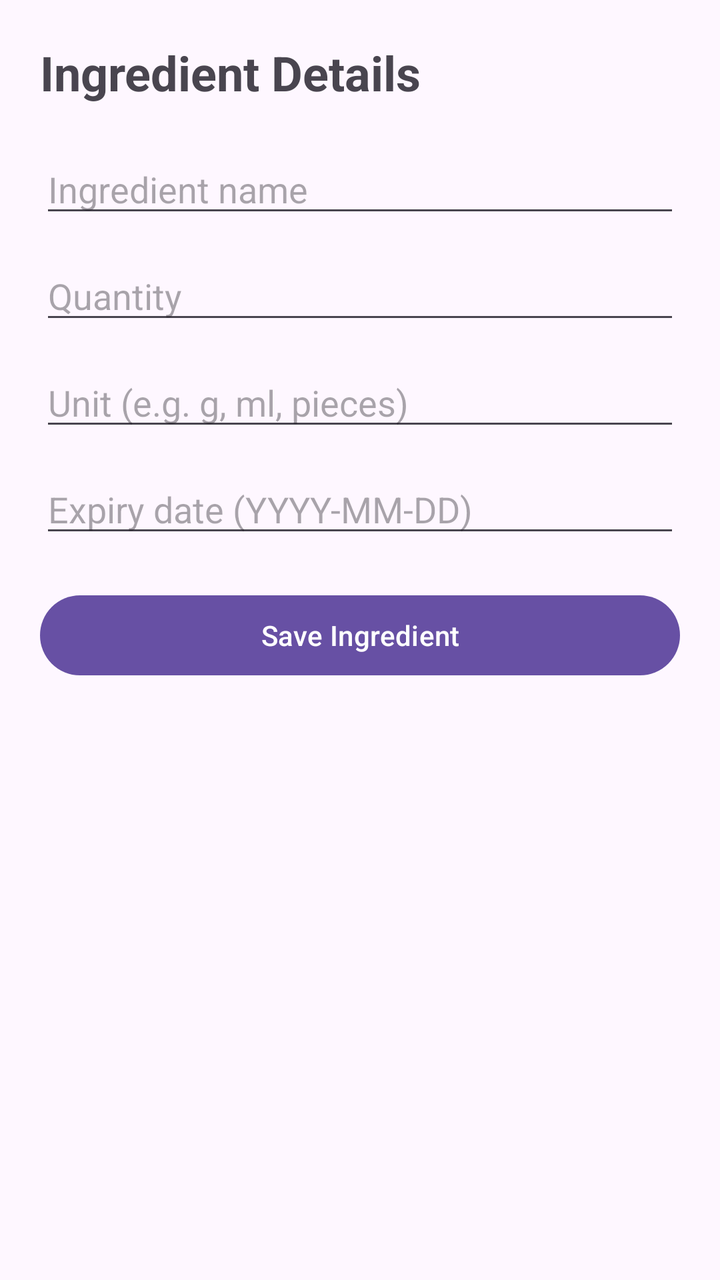
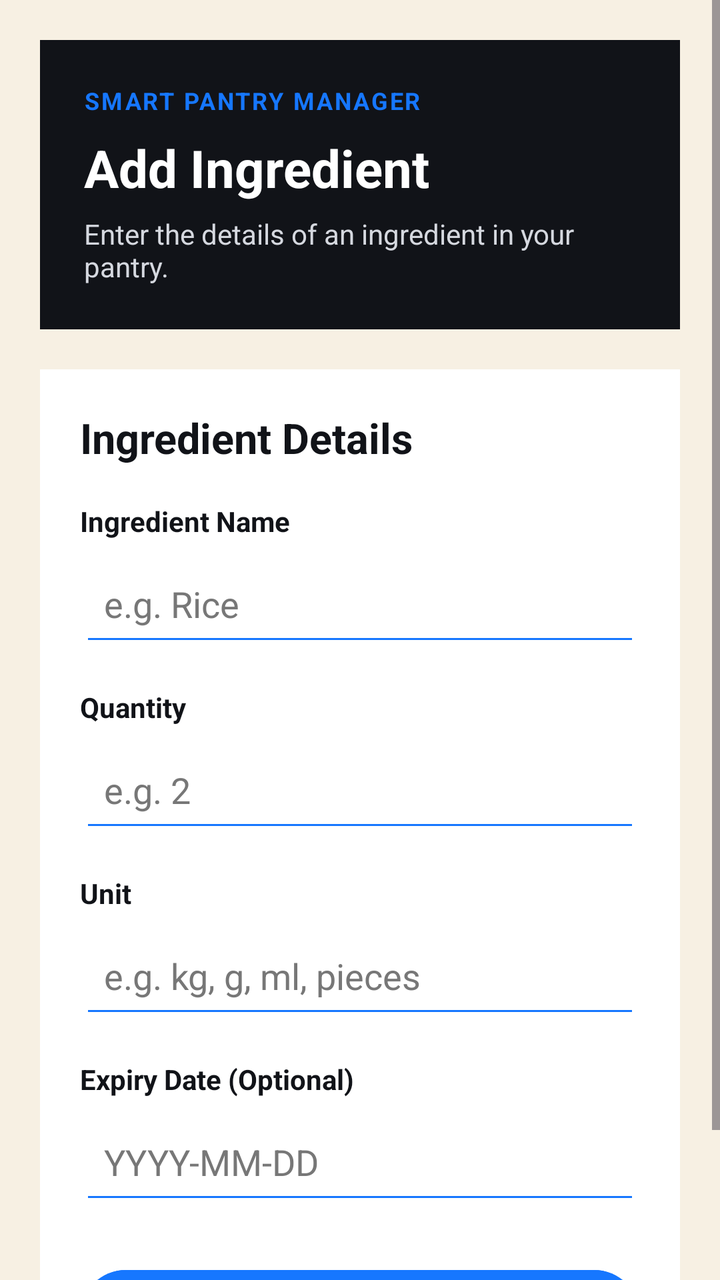

An Android layout rendered at two revisions. The XML below is the earlier revision; the diff shows what the commit changed to produce the second picture.
<!-- AndroidManifest.xml: application theme Theme.SmartPantryManager -->
<!-- res/layout/activity_add_edit_ingredient.xml -->
<?xml version="1.0" encoding="utf-8"?>
<ScrollView xmlns:android="http://schemas.android.com/apk/res/android"
    android:layout_width="match_parent"
    android:layout_height="match_parent"
    android:fillViewport="true">

    <LinearLayout
        android:layout_width="match_parent"
        android:layout_height="wrap_content"
        android:orientation="vertical"
        android:padding="20dp">

        <TextView
            android:layout_width="match_parent"
            android:layout_height="wrap_content"
            android:text="Ingredient Details"
            android:textSize="24sp"
            android:textStyle="bold"
            android:layout_marginBottom="20dp" />

        <EditText
            android:id="@+id/etIngredientName"
            android:layout_width="match_parent"
            android:layout_height="wrap_content"
            android:hint="Ingredient name"
            android:inputType="textCapSentences"
            android:layout_marginBottom="12dp" />

        <EditText
            android:id="@+id/etQuantity"
            android:layout_width="match_parent"
            android:layout_height="wrap_content"
            android:hint="Quantity"
            android:inputType="numberDecimal"
            android:layout_marginBottom="12dp" />

        <EditText
            android:id="@+id/etUnit"
            android:layout_width="match_parent"
            android:layout_height="wrap_content"
            android:hint="Unit (e.g. g, ml, pieces)"
            android:inputType="text"
            android:layout_marginBottom="12dp" />

        <EditText
            android:id="@+id/etExpiryDate"
            android:layout_width="match_parent"
            android:layout_height="wrap_content"
            android:hint="Expiry date (YYYY-MM-DD)"
            android:inputType="date"
            android:layout_marginBottom="20dp" />

        <Button
            android:id="@+id/btnSaveIngredient"
            android:layout_width="match_parent"
            android:layout_height="wrap_content"
            android:text="Save Ingredient" />

    </LinearLayout>
</ScrollView>
<!-- resources referenced by this layout -->
<resources>
  <style name="Theme.SmartPantryManager" parent="Base.Theme.SmartPantryManager" />
  <style name="Base.Theme.SmartPantryManager" parent="Theme.Material3.DayNight.NoActionBar">
          
          
      </style>
</resources>

<!-- the commit's change to res/layout/activity_add_edit_ingredient.xml (unified diff, before → after) -->
@@ -2,6 +2,7 @@
 <ScrollView xmlns:android="http://schemas.android.com/apk/res/android"
     android:layout_width="match_parent"
     android:layout_height="match_parent"
+    android:background="#F7F0E3"
     android:fillViewport="true">
 
     <LinearLayout
@@ -10,51 +11,161 @@
         android:orientation="vertical"
         android:padding="20dp">
 
-        <TextView
+        
+        <LinearLayout
             android:layout_width="match_parent"
             android:layout_height="wrap_content"
-            android:text="Ingredient Details"
-            android:textSize="24sp"
-            android:textStyle="bold"
-            android:layout_marginBottom="20dp" />
+            android:orientation="vertical"
+            android:background="#111318"
+            android:padding="22dp">
 
-        <EditText
-            android:id="@+id/etIngredientName"
+            <TextView
+                android:layout_width="match_parent"
+                android:layout_height="wrap_content"
+                android:text="SMART PANTRY MANAGER"
+                android:textColor="#1677FF"
+                android:textSize="12sp"
+                android:textStyle="bold"
+                android:letterSpacing="0.08" />
+
+            <TextView
+                android:layout_width="match_parent"
+                android:layout_height="wrap_content"
+                android:text="Add Ingredient"
+                android:textColor="#FFFFFF"
+                android:textSize="26sp"
+                android:textStyle="bold"
+                android:layout_marginTop="8dp" />
+
+            <TextView
+                android:layout_width="match_parent"
+                android:layout_height="wrap_content"
+                android:text="Enter the details of an ingredient in your pantry."
+                android:textColor="#D5D8DF"
+                android:textSize="14sp"
+                android:layout_marginTop="6dp" />
+
+        </LinearLayout>
+
+        
+        <LinearLayout
             android:layout_width="match_parent"
             android:layout_height="wrap_content"
-            android:hint="Ingredient name"
-            android:inputType="textCapSentences"
-            android:layout_marginBottom="12dp" />
+            android:orientation="vertical"
+            android:background="#FFFFFF"
+            android:padding="20dp"
+            android:layout_marginTop="20dp">
 
-        <EditText
-            android:id="@+id/etQuantity"
-            android:layout_width="match_parent"
-            android:layout_height="wrap_content"
-            android:hint="Quantity"
-            android:inputType="numberDecimal"
-            android:layout_marginBottom="12dp" />
+            <TextView
+                android:layout_width="match_parent"
+                android:layout_height="wrap_content"
+                android:text="Ingredient Details"
+                android:textColor="#111318"
+                android:textSize="21sp"
+                android:textStyle="bold"
+                android:layout_marginBottom="18dp" />
 
-        <EditText
-            android:id="@+id/etUnit"
-            android:layout_width="match_parent"
-            android:layout_height="wrap_content"
-            android:hint="Unit (e.g. g, ml, pieces)"
-            android:inputType="text"
-            android:layout_marginBottom="12dp" />
+            <TextView
+                android:layout_width="match_parent"
+                android:layout_height="wrap_content"
+                android:text="Ingredient Name"
+                android:textColor="#111318"
+                android:textSize="14sp"
+                android:textStyle="bold"
+                android:layout_marginBottom="6dp" />
 
-        <EditText
-            android:id="@+id/etExpiryDate"
-            android:layout_width="match_parent"
-            android:layout_height="wrap_content"
-            android:hint="Expiry date (YYYY-MM-DD)"
-            android:inputType="date"
-            android:layout_marginBottom="20dp" />
+            <EditText
+                android:id="@+id/etIngredientName"
+                android:layout_width="match_parent"
+                android:layout_height="wrap_content"
+                android:minHeight="52dp"
+                android:hint="e.g. Rice"
+                android:inputType="textCapSentences"
+                android:padding="12dp"
+                android:backgroundTint="#1677FF"
+                android:textColor="#111318"
+                android:textColorHint="#777777"
+                android:layout_marginBottom="16dp" />
 
-        <Button
-            android:id="@+id/btnSaveIngredient"
-            android:layout_width="match_parent"
-            android:layout_height="wrap_content"
-            android:text="Save Ingredient" />
+            <TextView
+                android:layout_width="match_parent"
+                android:layout_height="wrap_content"
+                android:text="Quantity"
+                android:textColor="#111318"
+                android:textSize="14sp"
+                android:textStyle="bold"
+                android:layout_marginBottom="6dp" />
+
+            <EditText
+                android:id="@+id/etQuantity"
+                android:layout_width="match_parent"
+                android:layout_height="wrap_content"
+                android:minHeight="52dp"
+                android:hint="e.g. 2"
+                android:inputType="numberDecimal"
+                android:padding="12dp"
+                android:backgroundTint="#1677FF"
+                android:textColor="#111318"
+                android:textColorHint="#777777"
+                android:layout_marginBottom="16dp" />
+
+            <TextView
+                android:layout_width="match_parent"
+                android:layout_height="wrap_content"
+                android:text="Unit"
+                android:textColor="#111318"
+                android:textSize="14sp"
+                android:textStyle="bold"
+                android:layout_marginBottom="6dp" />
+
+            <EditText
+                android:id="@+id/etUnit"
+                android:layout_width="match_parent"
+                android:layout_height="wrap_content"
+                android:minHeight="52dp"
+                android:hint="e.g. kg, g, ml, pieces"
+                android:inputType="textCapSentences"
+                android:padding="12dp"
+                android:backgroundTint="#1677FF"
+                android:textColor="#111318"
+                android:textColorHint="#777777"
+                android:layout_marginBottom="16dp" />
+
+            <TextView
+                android:layout_width="match_parent"
+                android:layout_height="wrap_content"
+                android:text="Expiry Date (Optional)"
+                android:textColor="#111318"
+                android:textSize="14sp"
+                android:textStyle="bold"
+                android:layout_marginBottom="6dp" />
+
+            <EditText
+                android:id="@+id/etExpiryDate"
+                android:layout_width="match_parent"
+                android:layout_height="wrap_content"
+                android:minHeight="52dp"
+                android:hint="YYYY-MM-DD"
+                android:inputType="date"
+                android:padding="12dp"
+                android:backgroundTint="#1677FF"
+                android:textColor="#111318"
+                android:textColorHint="#777777"
+                android:layout_marginBottom="24dp" />
+
+            <Button
+                android:id="@+id/btnSaveIngredient"
+                android:layout_width="match_parent"
+                android:layout_height="54dp"
+                android:text="Save Ingredient"
+                android:textAllCaps="false"
+                android:textSize="16sp"
+                android:textStyle="bold"
+                android:textColor="#FFFFFF"
+                android:backgroundTint="#1677FF" />
+
+        </LinearLayout>
 
     </LinearLayout>
+
 </ScrollView>
